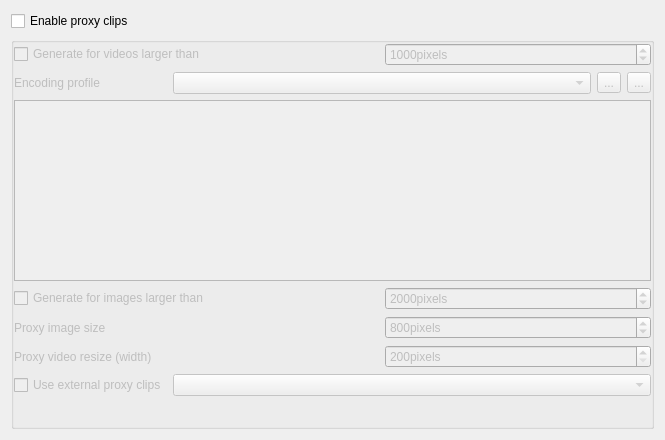
Old version of the form src/ui/configproxy_ui.ui in the repository KDE/kdenlive.
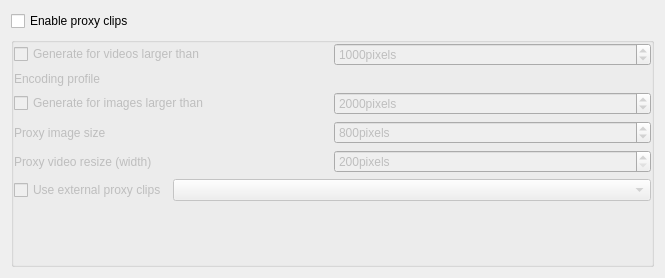
New version of the form.

Patch:
```diff
--- a/src/ui/configproxy_ui.ui
+++ b/src/ui/configproxy_ui.ui
@@ -7,7 +7,7 @@
     <x>0</x>
     <y>0</y>
     <width>665</width>
-    <height>440</height>
+    <height>278</height>
    </rect>
   </property>
   <layout class="QVBoxLayout" name="verticalLayout">
@@ -48,43 +48,49 @@
       <property name="bottomMargin">
        <number>0</number>
       </property>
-      <item row="0" column="2" colspan="3">
-       <widget class="QSpinBox" name="kcfg_proxyminsize">
+      <item row="2" column="2" colspan="2">
+       <widget class="QSpinBox" name="kcfg_proxyimageminsize">
         <property name="suffix">
          <string>pixels</string>
         </property>
+        <property name="minimum">
+         <number>500</number>
+        </property>
         <property name="maximum">
-         <number>10000</number>
+         <number>100000</number>
         </property>
         <property name="value">
-         <number>1000</number>
+         <number>2000</number>
         </property>
        </widget>
       </item>
-      <item row="6" column="0">
+      <item row="4" column="2" colspan="2">
+       <widget class="QSpinBox" name="kcfg_proxyscale">
+        <property name="suffix">
+         <string>pixels</string>
+        </property>
+        <property name="minimum">
+         <number>200</number>
+        </property>
+        <property name="maximum">
+         <number>100000</number>
+        </property>
+       </widget>
+      </item>
+      <item row="5" column="0">
        <widget class="QCheckBox" name="kcfg_externalproxy">
         <property name="text">
          <string>Use external proxy clips</string>
         </property>
        </widget>
       </item>
-      <item row="1" column="4">
-       <widget class="QToolButton" name="proxy_manageprofile">
+      <item row="3" column="0" colspan="2">
+       <widget class="QLabel" name="image_label">
+        <property name="enabled">
+         <bool>false</bool>
+        </property>
         <property name="text">
-         <string>...</string>
-        </property>
-       </widget>
-      </item>
-      <item row="2" column="0" colspan="5">
-       <widget class="QPlainTextEdit" name="proxyparams">
-        <property name="sizePolicy">
-         <sizepolicy hsizetype="Expanding" vsizetype="Maximum">
-          <horstretch>0</horstretch>
-          <verstretch>0</verstretch>
-         </sizepolicy>
-        </property>
-        <property name="readOnly">
-         <bool>true</bool>
+         <string>Proxy image size</string>
         </property>
        </widget>
       </item>
@@ -101,43 +107,34 @@
         </property>
        </widget>
       </item>
-      <item row="4" column="2" colspan="3">
-       <widget class="QSpinBox" name="kcfg_proxyimagesize">
-        <property name="enabled">
-         <bool>false</bool>
-        </property>
+      <item row="0" column="2" colspan="2">
+       <widget class="QSpinBox" name="kcfg_proxyminsize">
         <property name="suffix">
          <string>pixels</string>
         </property>
-        <property name="minimum">
-         <number>200</number>
-        </property>
         <property name="maximum">
-         <number>100000</number>
+         <number>10000</number>
         </property>
         <property name="value">
-         <number>800</number>
+         <number>1000</number>
         </property>
        </widget>
       </item>
-      <item row="1" column="3">
-       <widget class="QToolButton" name="proxy_showprofileinfo">
-        <property name="text">
-         <string>...</string>
-        </property>
-        <property name="checkable">
-         <bool>true</bool>
-        </property>
-       </widget>
-      </item>
-      <item row="3" column="0" colspan="2">
+      <item row="2" column="0" colspan="2">
        <widget class="QCheckBox" name="kcfg_generateimageproxy">
         <property name="text">
          <string>Generate for images larger than</string>
         </property>
        </widget>
       </item>
-      <item row="7" column="0">
+      <item row="0" column="0" colspan="2">
+       <widget class="QCheckBox" name="kcfg_generateproxy">
+        <property name="text">
+         <string>Generate for videos larger than</string>
+        </property>
+       </widget>
+      </item>
+      <item row="6" column="0">
        <spacer name="verticalSpacer">
         <property name="orientation">
          <enum>Qt::Vertical</enum>
@@ -150,71 +147,41 @@
         </property>
        </spacer>
       </item>
-      <item row="0" column="0" colspan="2">
-       <widget class="QCheckBox" name="kcfg_generateproxy">
-        <property name="text">
-         <string>Generate for videos larger than</string>
+      <item row="3" column="2" colspan="2">
+       <widget class="QSpinBox" name="kcfg_proxyimagesize">
+        <property name="enabled">
+         <bool>false</bool>
+        </property>
+        <property name="suffix">
+         <string>pixels</string>
+        </property>
+        <property name="minimum">
+         <number>200</number>
+        </property>
+        <property name="maximum">
+         <number>100000</number>
+        </property>
+        <property name="value">
+         <number>800</number>
         </property>
        </widget>
       </item>
       <item row="4" column="0" colspan="2">
-       <widget class="QLabel" name="image_label">
-        <property name="enabled">
-         <bool>false</bool>
-        </property>
-        <property name="text">
-         <string>Proxy image size</string>
-        </property>
-       </widget>
-      </item>
-      <item row="1" column="1" colspan="2">
-       <widget class="QComboBox" name="kcfg_proxy_profile">
-        <property name="sizePolicy">
-         <sizepolicy hsizetype="MinimumExpanding" vsizetype="Fixed">
-          <horstretch>0</horstretch>
-          <verstretch>0</verstretch>
-         </sizepolicy>
-        </property>
-       </widget>
-      </item>
-      <item row="3" column="2" colspan="3">
-       <widget class="QSpinBox" name="kcfg_proxyimageminsize">
-        <property name="suffix">
-         <string>pixels</string>
-        </property>
-        <property name="minimum">
-         <number>500</number>
-        </property>
-        <property name="maximum">
-         <number>100000</number>
-        </property>
-        <property name="value">
-         <number>2000</number>
-        </property>
-       </widget>
-      </item>
-      <item row="6" column="1" colspan="4">
-       <widget class="QComboBox" name="kcfg_external_proxy_profile"/>
-      </item>
-      <item row="5" column="0" colspan="2">
        <widget class="QLabel" name="label">
         <property name="text">
          <string>Proxy video resize (width)</string>
         </property>
        </widget>
       </item>
-      <item row="5" column="2" colspan="3">
-       <widget class="QSpinBox" name="kcfg_proxyscale">
-        <property name="suffix">
-         <string>pixels</string>
+      <item row="5" column="1" colspan="3">
+       <widget class="QComboBox" name="kcfg_external_proxy_profile"/>
+      </item>
+      <item row="1" column="1" colspan="3">
+       <layout class="QHBoxLayout" name="proxy_profile_box">
+        <property name="spacing">
+         <number>0</number>
         </property>
-        <property name="minimum">
-         <number>200</number>
-        </property>
-        <property name="maximum">
-         <number>100000</number>
-        </property>
-       </widget>
+       </layout>
       </item>
      </layout>
     </widget>
```
